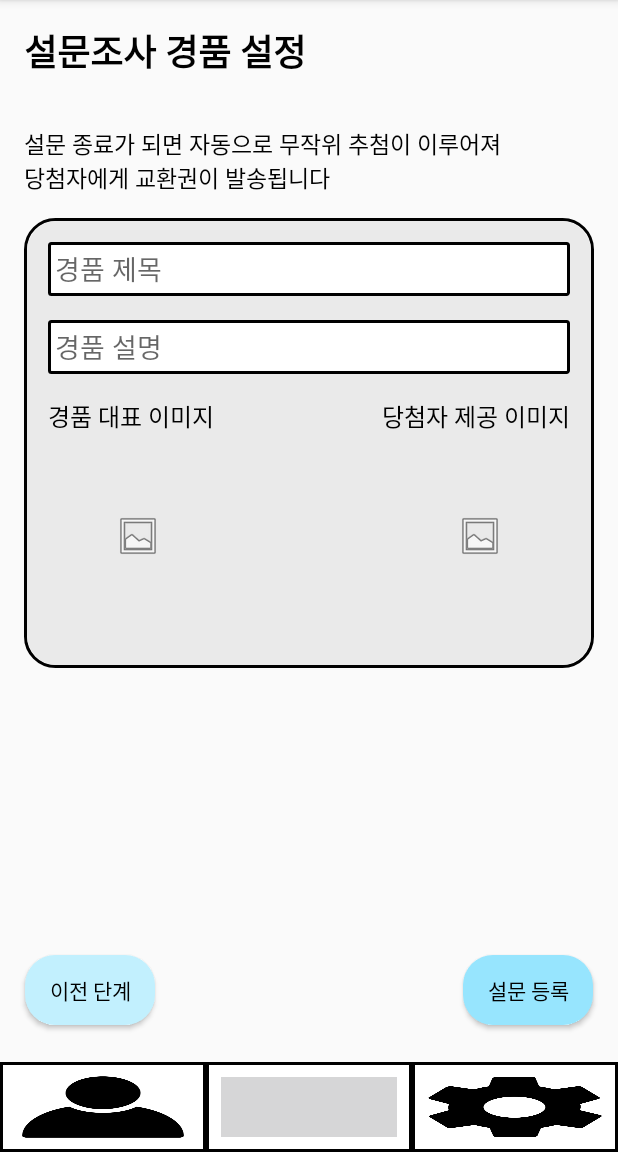
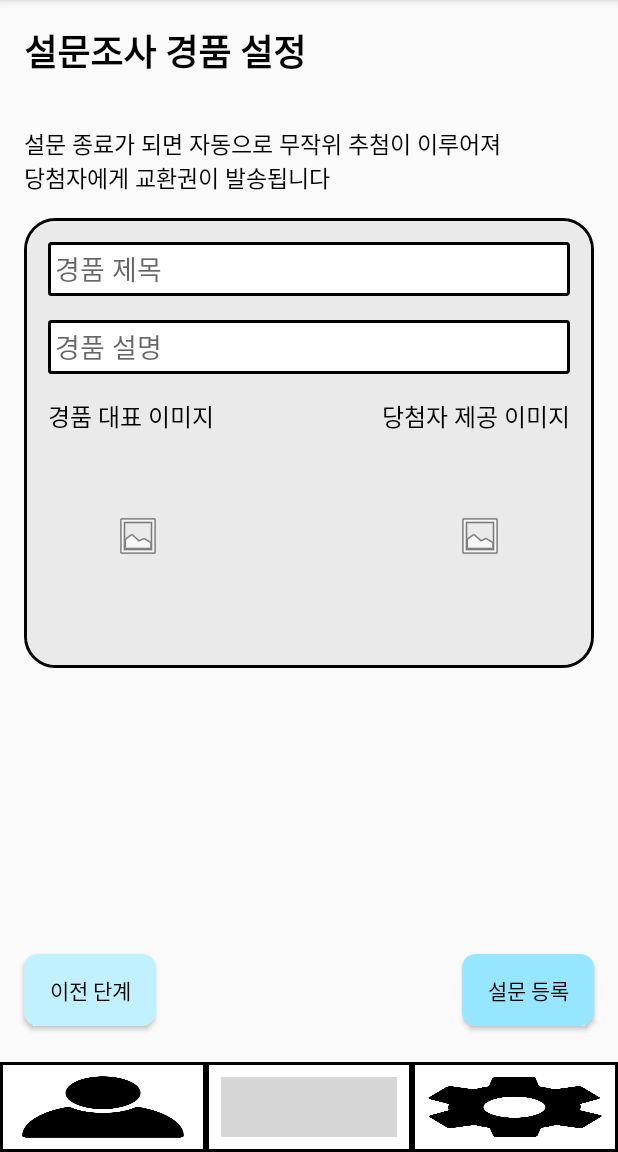
Before and after one commit to SSU-AndroidDevTeam/SSUrvey-App, an Android app: the Survey_giftSetting screen opened directly, with no data from a screen before it, on a phone screen of 412 x 824 dp, the part 84-1236 px from its top. Run offline under Robolectric (Android 15) with nearby library versions, the phone set to English and light mode, and no system bars.

Commit message:
[refactor] button_next.xml -> button_main.xml으로 변경 button_before.xml -> button_sub.xml으로 변경 기본, 눌림 상태 적용 가능한 button selector 추가

```diff
--- a/app/src/main/res/drawable/button_before.xml
+++ /dev/null
@@ -1,18 +0,0 @@
-<?xml version="1.0" encoding="utf-8"?>
-<layer-list xmlns:android="http://schemas.android.com/apk/res/android">
-
-    <item
-        android:bottom="1dp"
-        android:left="1dp"
-        android:right="1dp"
-        android:top="1dp">
-        <shape android:shape="rectangle">
-            <solid android:color="#C2F0FE"/>
-            <corners
-                android:bottomRightRadius="20dp"
-                android:bottomLeftRadius="20dp"
-                android:topLeftRadius="20dp"
-                android:topRightRadius="20dp"/>
-        </shape>
-    </item>
-</layer-list>
--- /dev/null
+++ b/app/src/main/res/drawable/button_main.xml
@@ -0,0 +1,6 @@
+<?xml version="1.0" encoding="utf-8"?>
+<shape xmlns:android="http://schemas.android.com/apk/res/android"
+    android:shape="rectangle">
+    <solid android:color="#97E6FF" />
+    <corners android:radius="9dp" />
+</shape>
--- /dev/null
+++ b/app/src/main/res/drawable/button_main_pressed.xml
@@ -0,0 +1,6 @@
+<?xml version="1.0" encoding="utf-8"?>
+<shape xmlns:android="http://schemas.android.com/apk/res/android"
+    android:shape="rectangle">
+    <solid android:color="#81E1FF" />
+    <corners android:radius="9dp" />
+</shape>
--- /dev/null
+++ b/app/src/main/res/drawable/button_main_selector.xml
@@ -0,0 +1,5 @@
+<?xml version="1.0" encoding="utf-8"?>
+<selector xmlns:android="http://schemas.android.com/apk/res/android">
+    <item android:state_pressed="true" android:drawable="@drawable/button_main_pressed"/>
+    <item android:drawable="@drawable/button_main"/>
+</selector>
--- a/app/src/main/res/drawable/button_next.xml
+++ /dev/null
@@ -1,18 +0,0 @@
-<?xml version="1.0" encoding="utf-8"?>
-<layer-list xmlns:android="http://schemas.android.com/apk/res/android">
-
-    <item
-        android:bottom="1dp"
-        android:left="1dp"
-        android:right="1dp"
-        android:top="1dp">
-        <shape android:shape="rectangle">
-            <solid android:color="#97E5FE"/>
-            <corners
-                android:bottomRightRadius="20dp"
-                android:bottomLeftRadius="20dp"
-                android:topLeftRadius="20dp"
-                android:topRightRadius="20dp"/>
-        </shape>
-    </item>
-</layer-list>
--- /dev/null
+++ b/app/src/main/res/drawable/button_sub.xml
@@ -0,0 +1,6 @@
+<?xml version="1.0" encoding="utf-8"?>
+<shape xmlns:android="http://schemas.android.com/apk/res/android"
+    android:shape="rectangle">
+    <solid android:color="#C1F0FF" />
+    <corners android:radius="9dp" />
+</shape>
--- /dev/null
+++ b/app/src/main/res/drawable/button_sub_pressed.xml
@@ -0,0 +1,6 @@
+<?xml version="1.0" encoding="utf-8"?>
+<shape xmlns:android="http://schemas.android.com/apk/res/android"
+    android:shape="rectangle">
+    <solid android:color="#A7EAFF" />
+    <corners android:radius="9dp" />
+</shape>
--- /dev/null
+++ b/app/src/main/res/drawable/button_sub_selector.xml
@@ -0,0 +1,5 @@
+<?xml version="1.0" encoding="utf-8"?>
+<selector xmlns:android="http://schemas.android.com/apk/res/android">
+    <item android:state_pressed="true" android:drawable="@drawable/button_sub_pressed"/>
+    <item android:drawable="@drawable/button_sub"/>
+</selector>
--- a/app/src/main/res/layout/activity_edit_profile.xml
+++ b/app/src/main/res/layout/activity_edit_profile.xml
@@ -24,7 +24,7 @@
         android:layout_width="120dp"
         android:layout_height="wrap_content"
         android:layout_marginBottom="84dp"
-        android:background="@drawable/button_next"
+        android:background="@drawable/button_main"
         android:text="수정"
         android:textSize="16sp"
         app:layout_constraintBottom_toBottomOf="parent"
--- a/app/src/main/res/layout/activity_survey_gift_setting.xml
+++ b/app/src/main/res/layout/activity_survey_gift_setting.xml
@@ -131,7 +131,7 @@
         android:layout_height="wrap_content"
         android:layout_marginEnd="16dp"
         android:layout_marginBottom="84dp"
-        android:background="@drawable/button_next"
+        android:background="@drawable/button_main"
         android:text="설문 등록"
         app:layout_constraintBottom_toBottomOf="parent"
         app:layout_constraintEnd_toEndOf="parent" />
@@ -142,7 +142,7 @@
         android:layout_height="wrap_content"
         android:layout_marginStart="16dp"
         android:layout_marginBottom="84dp"
-        android:background="@drawable/button_before"
+        android:background="@drawable/button_sub"
         android:text="이전 단계"
         app:layout_constraintBottom_toBottomOf="parent"
         app:layout_constraintStart_toStartOf="parent" />
--- a/app/src/main/res/layout/activity_survey_ing.xml
+++ b/app/src/main/res/layout/activity_survey_ing.xml
@@ -478,7 +478,7 @@
         android:layout_width="120dp"
         android:layout_height="wrap_content"
         android:layout_marginBottom="84dp"
-        android:background="@drawable/button_next"
+        android:background="@drawable/button_main"
         android:text="제출 하기"
         android:textSize="16sp"
         app:layout_constraintBottom_toBottomOf="parent"
--- a/app/src/main/res/layout/activity_survey_main.xml
+++ b/app/src/main/res/layout/activity_survey_main.xml
@@ -117,7 +117,7 @@
         android:layout_width="120dp"
         android:layout_height="wrap_content"
         android:layout_marginBottom="84dp"
-        android:background="@drawable/button_next"
+        android:background="@drawable/button_main"
         android:text="설문 하기"
         android:textSize="16sp"
         app:layout_constraintBottom_toBottomOf="parent"
--- a/app/src/main/res/layout/activity_survey_outline.xml
+++ b/app/src/main/res/layout/activity_survey_outline.xml
@@ -174,7 +174,7 @@
         android:layout_height="wrap_content"
         android:layout_marginEnd="16dp"
         android:layout_marginBottom="84dp"
-        android:background="@drawable/button_next"
+        android:background="@drawable/button_main"
         android:text="다음 단계"
         app:layout_constraintBottom_toBottomOf="parent"
         app:layout_constraintEnd_toEndOf="parent" />
--- a/app/src/main/res/layout/activity_survey_questions.xml
+++ b/app/src/main/res/layout/activity_survey_questions.xml
@@ -609,7 +609,7 @@
         android:layout_height="wrap_content"
         android:layout_marginEnd="16dp"
         android:layout_marginBottom="84dp"
-        android:background="@drawable/button_next"
+        android:background="@drawable/button_main"
         android:text="다음 단계"
         app:layout_constraintBottom_toBottomOf="parent"
         app:layout_constraintEnd_toEndOf="parent" />
@@ -620,7 +620,7 @@
         android:layout_height="wrap_content"
         android:layout_marginStart="16dp"
         android:layout_marginBottom="84dp"
-        android:background="@drawable/button_before"
+        android:background="@drawable/button_sub"
         android:text="이전 단계"
         app:layout_constraintBottom_toBottomOf="parent"
         app:layout_constraintStart_toStartOf="parent" />
--- a/app/src/main/res/layout/activity_survey_target_selection.xml
+++ b/app/src/main/res/layout/activity_survey_target_selection.xml
@@ -399,7 +399,7 @@
         android:layout_height="wrap_content"
         android:layout_marginEnd="16dp"
         android:layout_marginBottom="84dp"
-        android:background="@drawable/button_next"
+        android:background="@drawable/button_main"
         android:text="다음 단계"
         app:layout_constraintBottom_toBottomOf="parent"
         app:layout_constraintEnd_toEndOf="parent" />
@@ -410,7 +410,7 @@
         android:layout_height="wrap_content"
         android:layout_marginStart="16dp"
         android:layout_marginBottom="84dp"
-        android:background="@drawable/button_before"
+        android:background="@drawable/button_sub"
         android:text="이전 단계"
         app:layout_constraintBottom_toBottomOf="parent"
         app:layout_constraintStart_toStartOf="parent" />
```
